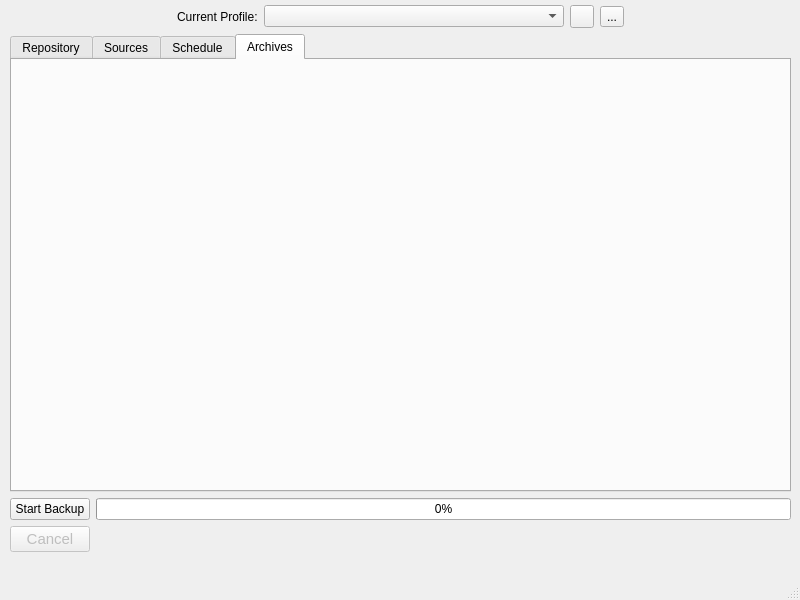
This is src/vorta/assets/UI/mainwindow.ui in borgbase/vorta as Qt 5 draws it before an edit. The edited form follows.
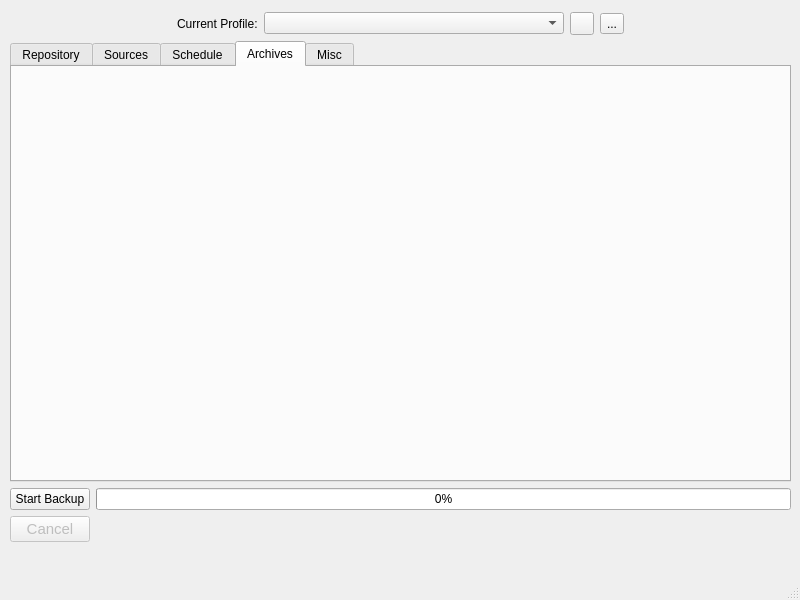
This is the edited form. The open tabs and pages were chosen to show the change. Icons and pictures are not drawn.

Commit message:
v0.5.2 Bugfixes and new Misc Settings Tab (#71)
* Fix uneven vspace. Fixes #67

* Add Python 3.7 to Travis. Use tox to test multiple Python versions. Fixes #72

* Add command line option to avoid forking and open main window while debugging. Fixes #73

* Use slug of profile name as archive prefix. Fixes #46

* Add settings tab. Add light system tray icon option. Fixes #56 and #74

* Incorporate review by @ThomasWaldmann

The edit to the form file:
```diff
--- a/src/vorta/assets/UI/mainwindow.ui
+++ b/src/vorta/assets/UI/mainwindow.ui
@@ -54,7 +54,7 @@
      <item>
       <layout class="QHBoxLayout" name="horizontalLayout">
        <property name="topMargin">
-        <number>5</number>
+        <number>12</number>
        </property>
        <property name="bottomMargin">
         <number>0</number>
@@ -166,6 +166,11 @@
          <string>Archives</string>
         </attribute>
        </widget>
+       <widget class="QWidget" name="miscTabSlot">
+        <attribute name="title">
+         <string>Misc</string>
+        </attribute>
+       </widget>
       </widget>
      </item>
      <item>
@@ -181,7 +186,7 @@
          <property name="minimumSize">
           <size>
            <width>0</width>
-           <height>45</height>
+           <height>55</height>
           </size>
          </property>
          <property name="font">
```
Left out of the diff: 6 changed lines with no effect on the pictures. The commit also changes 25 other files.
